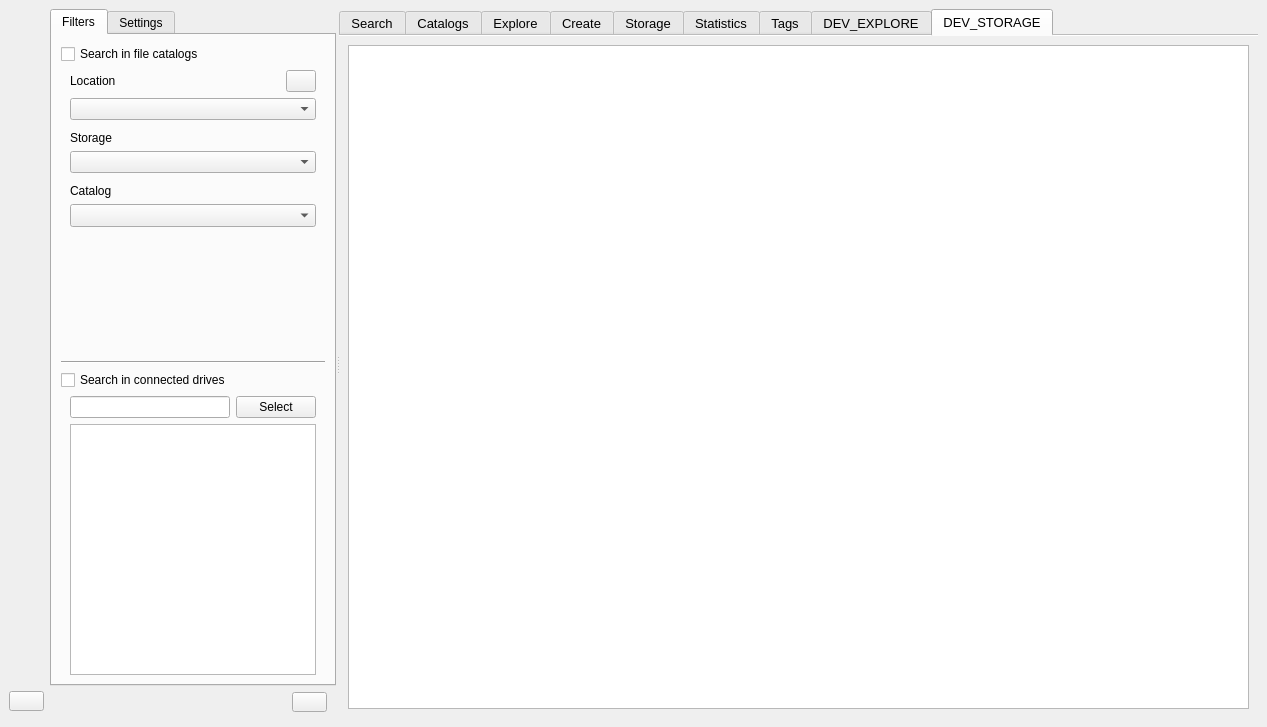
Old version of the form mainwindow.ui in the repository StephaneCouturier/Katalog.
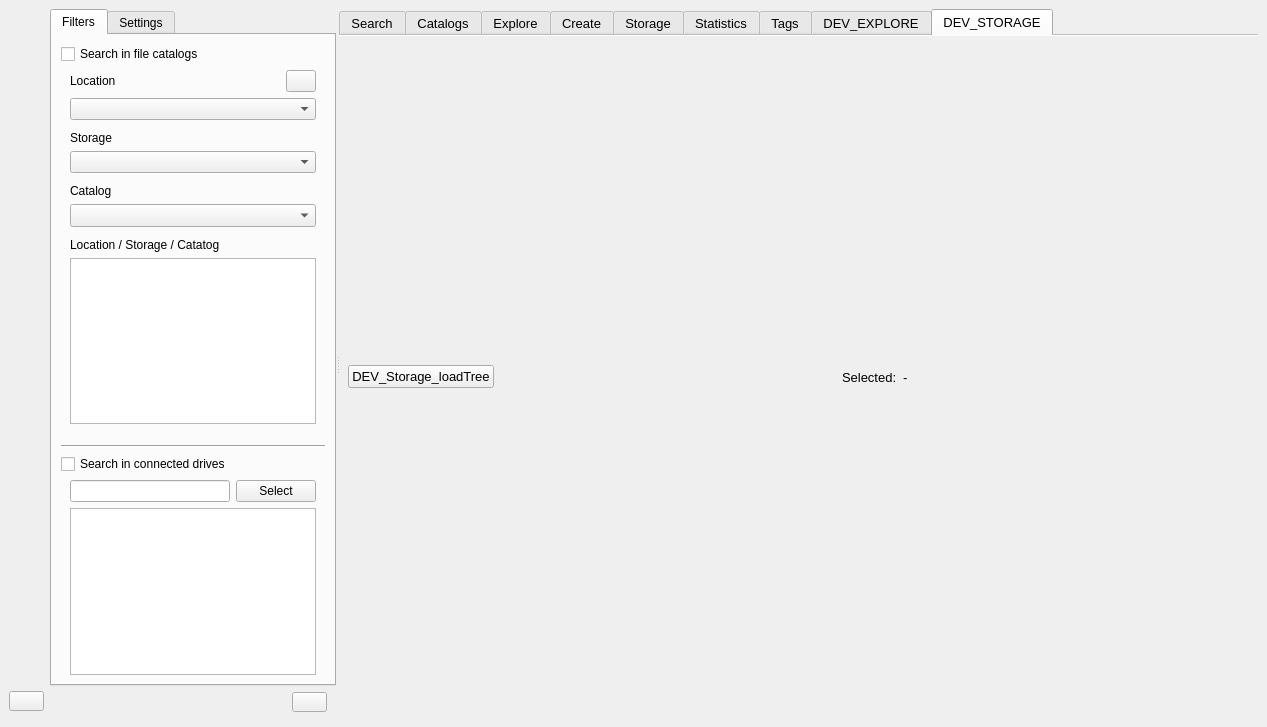
New version of the form. The open tabs and pages were chosen to show the change. Icons and pictures are not drawn. Custom widgets are drawn as their Qt base class.

Patch:
```diff
--- a/mainwindow.ui
+++ b/mainwindow.ui
@@ -353,16 +353,66 @@
                   <enum>Qt::Vertical</enum>
                  </property>
                  <property name="sizeType">
-                  <enum>QSizePolicy::Expanding</enum>
+                  <enum>QSizePolicy::Fixed</enum>
                  </property>
                  <property name="sizeHint" stdset="0">
                   <size>
                    <width>20</width>
-                   <height>40</height>
+                   <height>5</height>
                   </size>
                  </property>
                 </spacer>
                </item>
+               <item>
+                <widget class="QLabel" name="Filters_label_Catalog_2">
+                 <property name="minimumSize">
+                  <size>
+                   <width>60</width>
+                   <height>0</height>
+                  </size>
+                 </property>
+                 <property name="text">
+                  <string>Location / Storage / Catatog</string>
+                 </property>
+                 <property name="alignment">
+                  <set>Qt::AlignLeading|Qt::AlignLeft|Qt::AlignVCenter</set>
+                 </property>
+                </widget>
+               </item>
+               <item>
+                <widget class="QTreeView" name="Filters_treeView_Devices">
+                 <property name="sizePolicy">
+                  <sizepolicy hsizetype="Expanding" vsizetype="Expanding">
+                   <horstretch>0</horstretch>
+                   <verstretch>0</verstretch>
+                  </sizepolicy>
+                 </property>
+                 <property name="editTriggers">
+                  <set>QAbstractItemView::NoEditTriggers</set>
+                 </property>
+                 <property name="alternatingRowColors">
+                  <bool>false</bool>
+                 </property>
+                 <property name="selectionMode">
+                  <enum>QAbstractItemView::NoSelection</enum>
+                 </property>
+                 <property name="selectionBehavior">
+                  <enum>QAbstractItemView::SelectItems</enum>
+                 </property>
+                 <property name="rootIsDecorated">
+                  <bool>true</bool>
+                 </property>
+                 <property name="sortingEnabled">
+                  <bool>true</bool>
+                 </property>
+                 <property name="animated">
+                  <bool>true</bool>
+                 </property>
+                 <property name="expandsOnDoubleClick">
+                  <bool>false</bool>
+                 </property>
+                </widget>
+               </item>
               </layout>
              </widget>
             </item>
@@ -6015,7 +6065,55 @@
            </attribute>
            <layout class="QGridLayout" name="gridLayout_17">
             <item row="0" column="0">
-             <widget class="QTreeView" name="DEV2_treeView_Storage"/>
+             <layout class="QHBoxLayout" name="horizontalLayout_9">
+              <item>
+               <widget class="QPushButton" name="DEV2_pushButton_LoadTree">
+                <property name="text">
+                 <string>DEV_Storage_loadTree</string>
+                </property>
+               </widget>
+              </item>
+              <item>
+               <spacer name="horizontalSpacer_4">
+                <property name="orientation">
+                 <enum>Qt::Horizontal</enum>
+                </property>
+                <property name="sizeHint" stdset="0">
+                 <size>
+                  <width>40</width>
+                  <height>20</height>
+                 </size>
+                </property>
+               </spacer>
+              </item>
+              <item>
+               <widget class="QLabel" name="DEV2_label_Label">
+                <property name="text">
+                 <string>Selected:</string>
+                </property>
+               </widget>
+              </item>
+              <item>
+               <widget class="QLabel" name="DEV2_label_Display">
+                <property name="text">
+                 <string>-</string>
+                </property>
+               </widget>
+              </item>
+              <item>
+               <spacer name="horizontalSpacer_3">
+                <property name="orientation">
+                 <enum>Qt::Horizontal</enum>
+                </property>
+                <property name="sizeHint" stdset="0">
+                 <size>
+                  <width>40</width>
+                  <height>20</height>
+                 </size>
+                </property>
+               </spacer>
+              </item>
+             </layout>
             </item>
            </layout>
           </widget>
```
Left out of the diff: 6 changed lines with no effect on the pictures.
